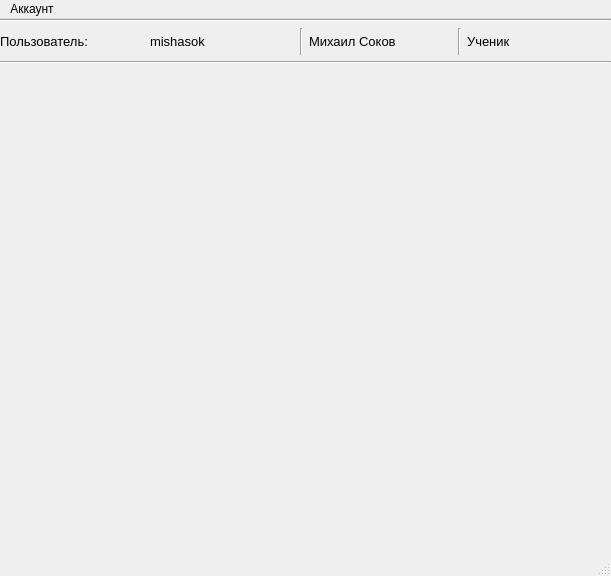
Above: teacher_form.ui from MishaSok/yandex_pyqt5_project before the change. Below: the same form after it.
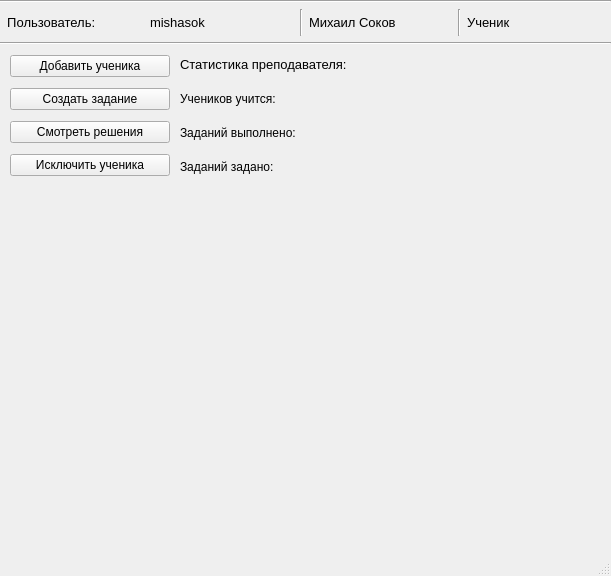
That is the form after the change.

What changed in the file:
```diff
--- a/teacher_form.ui
+++ b/teacher_form.ui
@@ -41,7 +41,7 @@
           </font>
          </property>
          <property name="text">
-          <string>Пользователь:</string>
+          <string>  Пользователь:</string>
          </property>
         </widget>
        </item>
@@ -112,25 +112,91 @@
      </item>
     </layout>
    </widget>
-  </widget>
-  <widget class="QMenuBar" name="menubar">
-   <property name="geometry">
-    <rect>
-     <x>0</x>
-     <y>0</y>
-     <width>611</width>
-     <height>26</height>
-    </rect>
-   </property>
-   <widget class="QMenu" name="menu">
-    <property name="title">
-     <string>Аккаунт</string>
+   <widget class="QWidget" name="verticalLayoutWidget_2">
+    <property name="geometry">
+     <rect>
+      <x>10</x>
+      <y>50</y>
+      <width>160</width>
+      <height>135</height>
+     </rect>
     </property>
-    <addaction name="action"/>
-    <addaction name="action_2"/>
-    <addaction name="action_3"/>
+    <layout class="QVBoxLayout" name="verticalLayout_2">
+     <item>
+      <widget class="QPushButton" name="add_student_btn">
+       <property name="text">
+        <string>Добавить ученика</string>
+       </property>
+      </widget>
+     </item>
+     <item>
+      <widget class="QPushButton" name="create_task_btn">
+       <property name="text">
+        <string>Создать задание</string>
+       </property>
+      </widget>
+     </item>
+     <item>
+      <widget class="QPushButton" name="look_res_btn">
+       <property name="text">
+        <string>Смотреть решения</string>
+       </property>
+      </widget>
+     </item>
+     <item>
+      <widget class="QPushButton" name="kick_student_btn">
+       <property name="text">
+        <string>Исключить ученика</string>
+       </property>
+      </widget>
+     </item>
+    </layout>
    </widget>
-   <addaction name="menu"/>
+   <widget class="QWidget" name="verticalLayoutWidget_3">
+    <property name="geometry">
+     <rect>
+      <x>180</x>
+      <y>50</y>
+      <width>221</width>
+      <height>131</height>
+     </rect>
+    </property>
+    <layout class="QVBoxLayout" name="verticalLayout_3">
+     <item>
+      <widget class="QLabel" name="label_4">
+       <property name="font">
+        <font>
+         <pointsize>10</pointsize>
+        </font>
+       </property>
+       <property name="text">
+        <string>Статистика преподавателя:</string>
+       </property>
+      </widget>
+     </item>
+     <item>
+      <widget class="QLabel" name="label_5">
+       <property name="text">
+        <string>Учеников учится:</string>
+       </property>
+      </widget>
+     </item>
+     <item>
+      <widget class="QLabel" name="label_6">
+       <property name="text">
+        <string>Заданий выполнено:</string>
+       </property>
+      </widget>
+     </item>
+     <item>
+      <widget class="QLabel" name="label_7">
+       <property name="text">
+        <string>Заданий задано:</string>
+       </property>
+      </widget>
+     </item>
+    </layout>
+   </widget>
   </widget>
   <widget class="QStatusBar" name="statusbar"/>
   <action name="action">
```
Left out of the diff: 2 changed lines with no effect on the pictures.
